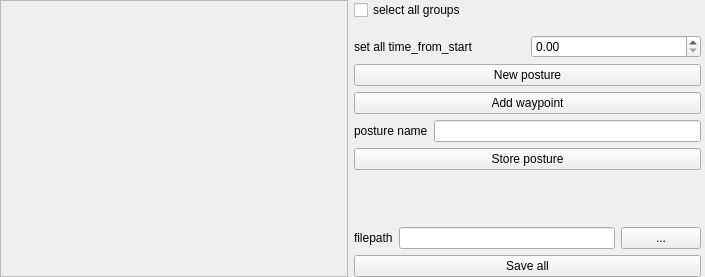
Before: the Qt Designer form rqt_meka_posture_recorder/ui/RqtMekaPostureRecorder.ui in CentralLabFacilities/meka-ros-pkg, drawn with Qt 5.
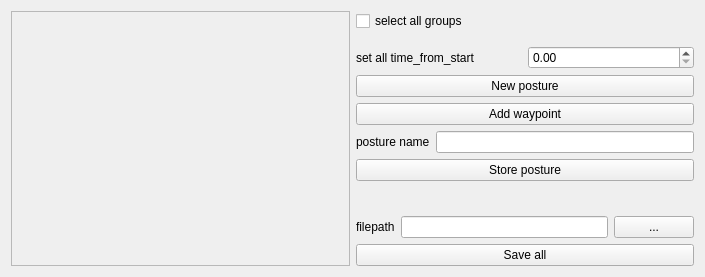
After: the same form once the commit is applied.

Commit message: Added recovery mode (get postures service and methods + fill the a new treeview in the GUI) Modified srv and msg to simplify get all postures requests and responses Cleaned up unwanted shadow code from original gui

Patch:
```diff
--- a/rqt_meka_posture_recorder/ui/RqtMekaPostureRecorder.ui
+++ b/rqt_meka_posture_recorder/ui/RqtMekaPostureRecorder.ui
@@ -10,18 +10,17 @@
     <height>277</height>
    </rect>
   </property>
+  <property name="sizePolicy">
+   <sizepolicy hsizetype="Expanding" vsizetype="Expanding">
+    <horstretch>0</horstretch>
+    <verstretch>0</verstretch>
+   </sizepolicy>
+  </property>
   <property name="windowTitle">
    <string>MekaPostureRecorderGui</string>
   </property>
-  <widget class="QWidget" name="horizontalLayoutWidget">
-   <property name="geometry">
-    <rect>
-     <x>0</x>
-     <y>0</y>
-     <width>701</width>
-     <height>277</height>
-    </rect>
-   </property>
+  <layout class="QGridLayout" name="gridLayout">
+   <item row="0" column="0">
    <layout class="QHBoxLayout" name="horizontalLayout">
     <property name="spacing">
      <number>6</number>
@@ -44,8 +43,8 @@
           <rect>
            <x>0</x>
            <y>0</y>
-           <width>343</width>
-           <height>271</height>
+            <width>336</width>
+            <height>253</height>
           </rect>
          </property>
         </widget>
@@ -167,7 +166,8 @@
      </layout>
     </item>
    </layout>
-  </widget>
+   </item>
+  </layout>
  </widget>
  <resources/>
  <connections/>
```
Lines whose indentation alone changed are shown as unchanged. The commit also changes 9 other files.
